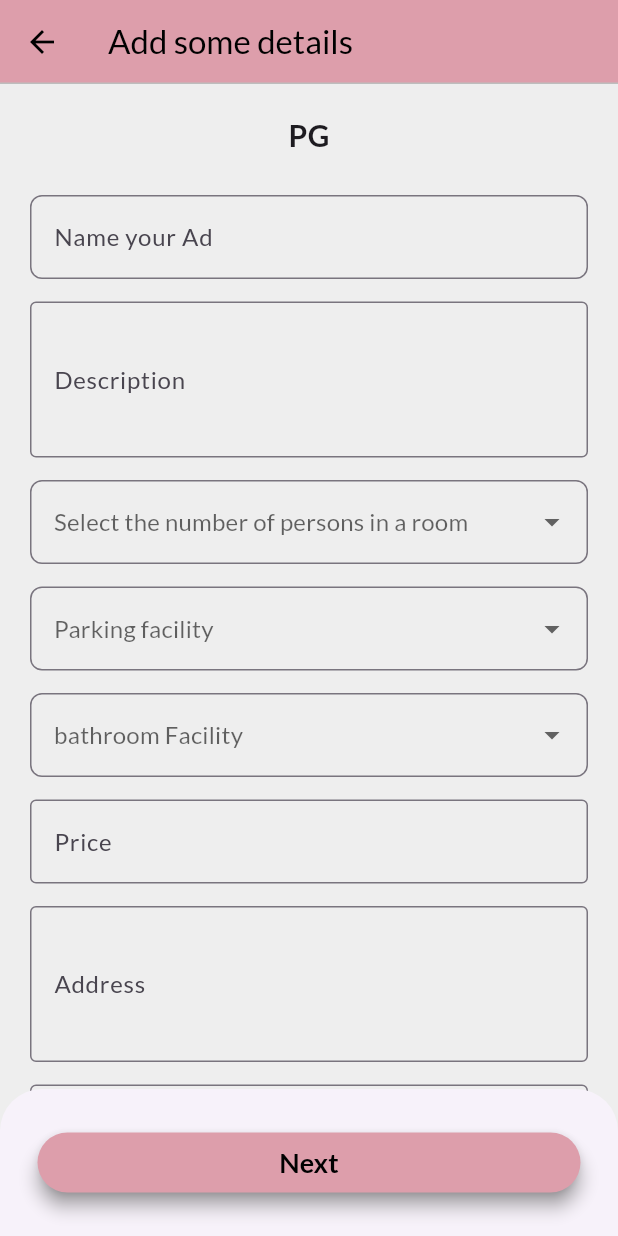
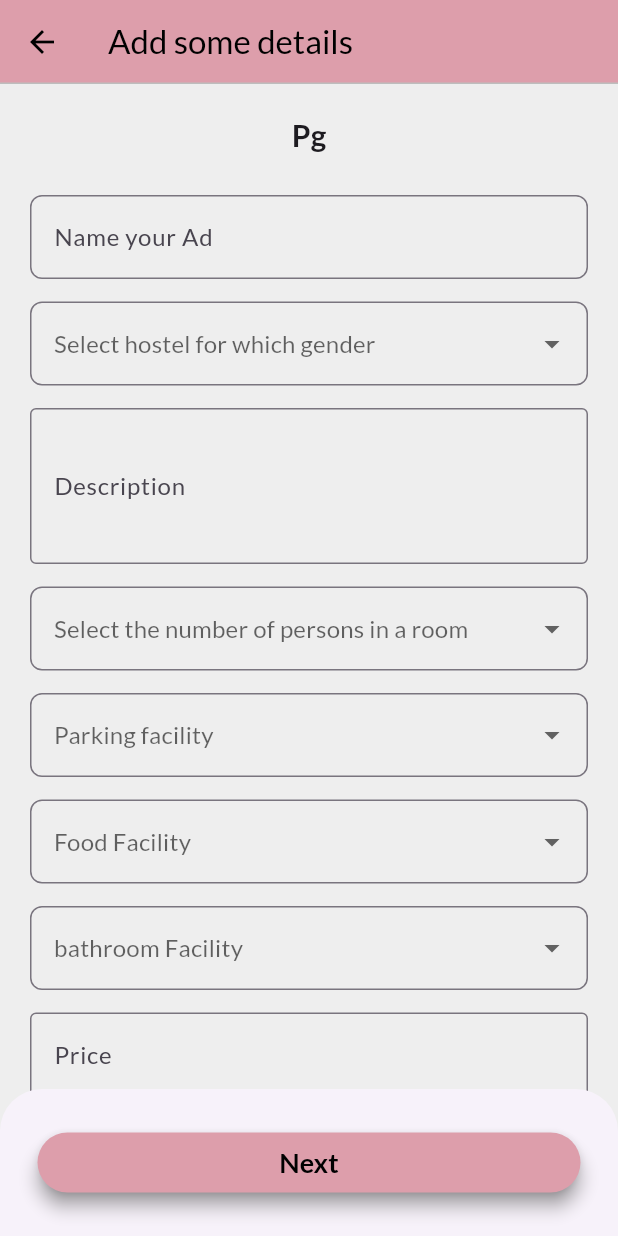
Before and after one commit to Abhaydevcs71/Buy-or-Sell, a Flutter app: the PgSellerForm screen opened by its route, on a phone screen of 412 x 824 dp. Run offline on Flutter 3.47's test engine with Material 3 defaults, Android fonts, the phone set to English and light mode, and no system bars; our stand-ins replace animated_text_kit, cloud_firestore, csc_picker, email_validator, fan_carousel_image_slider, firebase_auth and 10 more; missing offline and left inert: dialogs, firebase_app_check, flutter_geocoder, open_mail_app, search_page; accounts and stored records are empty.

Commit message:
final part 2

```diff
--- a/lib/forms/pg/pg_seller_form.dart
+++ b/lib/forms/pg/pg_seller_form.dart
@@ -8,7 +8,6 @@ import 'package:flutter/foundation.dart';
 import 'package:flutter/material.dart';
 import 'package:google_maps_flutter/google_maps_flutter.dart';
 import 'package:image_picker/image_picker.dart';
-
 import 'package:second_store/screens/gmap.dart';
 import 'package:second_store/screens/main_screen.dart';
 import 'package:second_store/widgets/image_picker.dart';
@@ -85,8 +84,9 @@ class _PgSellerFormState extends State<PgSellerForm> {
 
   String? countPeople;
 
+  String? gender;
   String? parking;
-
+  String? food;
   String? bathroom;
   bool val = false;
   late LatLng loc;
@@ -137,13 +137,15 @@ class _PgSellerFormState extends State<PgSellerForm> {
       'images': imageUrls,
       'People': countPeople,
       'Category': 'PG',
+      'gender': gender,
       'parking': parking,
+      'food': food,
       'favCount':fav,
       'bathroom': bathroom,
       'date': currentDate,
       'userId': user?.uid,
       'docId': docId,
-      'phoneNumber': _phoneNumberController,
+      'phoneNumber': _phoneNumberController.text,
       'location': "${loc.latitude} ${loc.longitude}",
     });
   }
@@ -210,7 +212,7 @@ class _PgSellerFormState extends State<PgSellerForm> {
                 child: Column(
                   children: [
                     const Text(
-                      'PG',
+                      'Pg',
                       style: TextStyle(
                         fontSize: 20,
                         fontWeight: FontWeight.bold,
@@ -235,6 +237,29 @@ class _PgSellerFormState extends State<PgSellerForm> {
                       },
                     ),
                     const SizedBox(
+                      height: 15,
+                    ),
+                    DropdownButtonFormField<String>(
+                      decoration: InputDecoration(
+                          border: OutlineInputBorder(
+                        borderRadius: BorderRadius.circular(8),
+                      )),
+                      hint: const Text('Select hostel for which gender'),
+                      value: gender,
+                      onChanged: (String? newValue) {
+                        setState(() {
+                          gender = newValue!;
+                        });
+                      },
+                      items: <String>['Ladies', 'Boys']
+                          .map<DropdownMenuItem<String>>((String value) {
+                        return DropdownMenuItem<String>(
+                          value: value,
+                          child: Text(value),
+                        );
+                      }).toList(),
+                    ),
+                    SizedBox(
                       height: 15,
                     ),
                     TextFormField(
@@ -291,6 +316,29 @@ class _PgSellerFormState extends State<PgSellerForm> {
                       onChanged: (String? newValue) {
                         setState(() {
                           parking = newValue!;
+                        });
+                      },
+                      items: <String>['available', 'not available']
+                          .map<DropdownMenuItem<String>>((String value) {
+                        return DropdownMenuItem<String>(
+                          value: value,
+                          child: Text(value),
+                        );
+                      }).toList(),
+                    ),
+                    SizedBox(
+                      height: 15,
+                    ),
+                    DropdownButtonFormField<String>(
+                      decoration: InputDecoration(
+                          border: OutlineInputBorder(
+                        borderRadius: BorderRadius.circular(8),
+                      )),
+                      hint: const Text('Food Facility'),
+                      value: food,
+                      onChanged: (String? newValue) {
+                        setState(() {
+                          food = newValue!;
                         });
                       },
                       items: <String>['available', 'not available']
@@ -560,7 +608,7 @@ class _PgSellerFormState extends State<PgSellerForm> {
                           }
                         },
                         style: ElevatedButton.styleFrom(
-                            backgroundColor: Color.fromARGB(255, 221, 158, 171),
+                            backgroundColor:Color.fromARGB(255, 221, 158, 171),
                             foregroundColor: Colors.black,
                             shadowColor:
                                 const Color.fromARGB(255, 109, 106, 105),
```
Also changed, not shown: lib/screens/product_details_screen.dart (+1 -30 lines).
